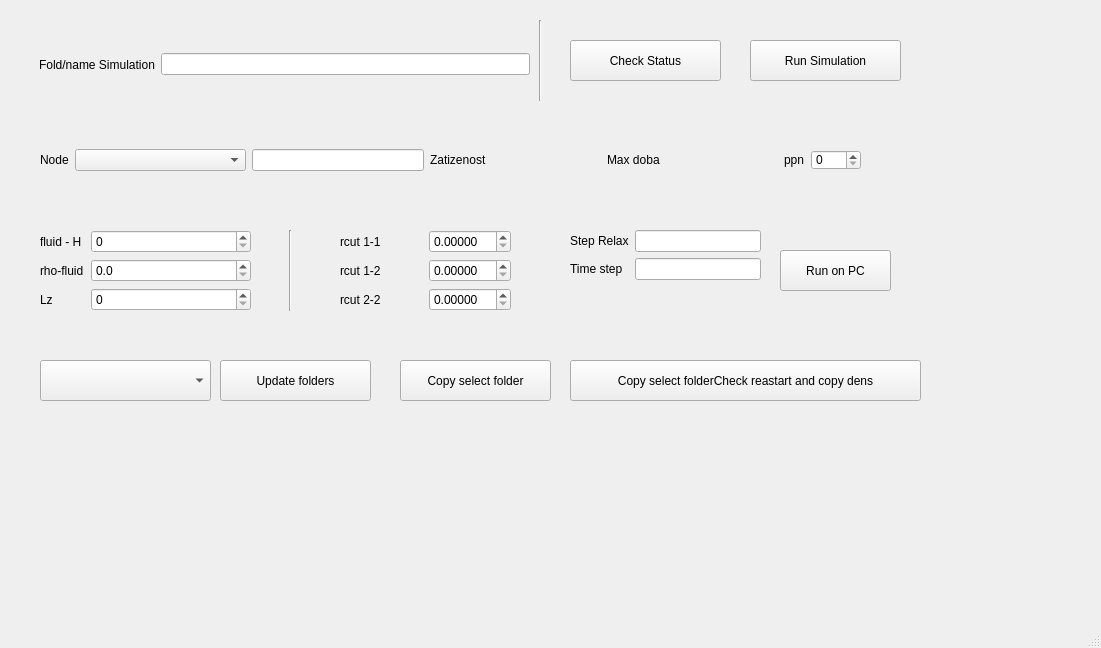
Above: src/ui/simulace_app.ui from st-hazakura/Simulation-app before the change. Below: the same form after it.
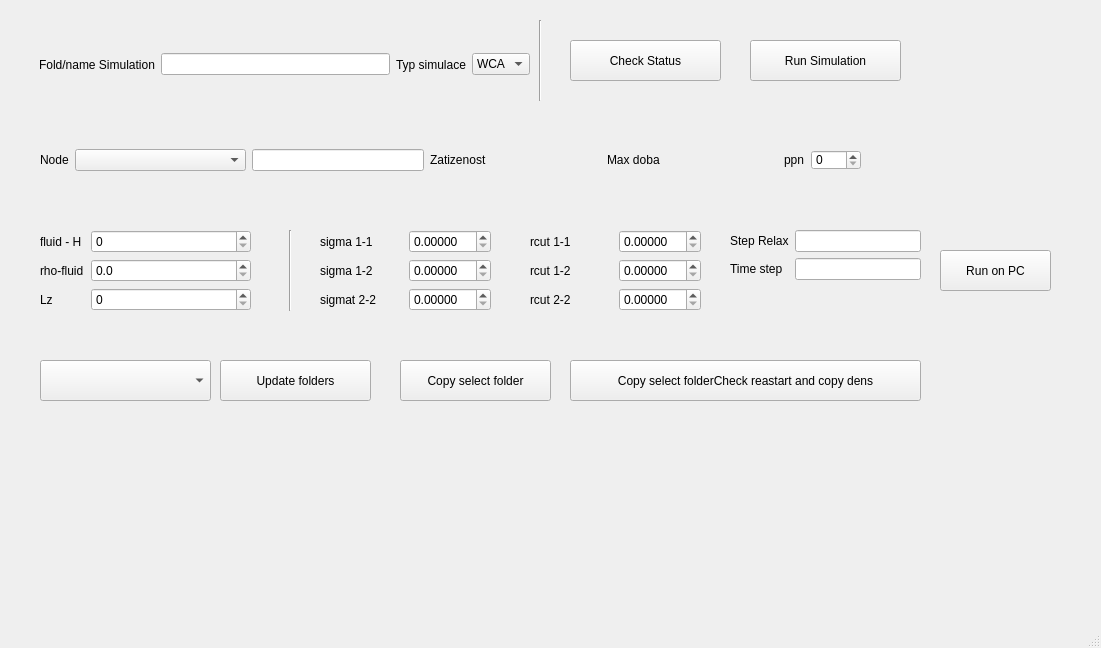
That is the form after the change.

Commit message: new features for app,recalculation parametrs based on type simulation and lz from rho and fluid gap

```diff
--- a/src/ui/simulace_app.ui
+++ b/src/ui/simulace_app.ui
@@ -83,7 +83,7 @@
    <widget class="QWidget" name="gridLayoutWidget_2">
     <property name="geometry">
      <rect>
-      <x>340</x>
+      <x>530</x>
       <y>230</y>
       <width>171</width>
       <height>82</height>
@@ -176,6 +176,27 @@
      <item>
       <widget class="QLineEdit" name="simulation_name"/>
      </item>
+     <item>
+      <widget class="QLabel" name="label_8">
+       <property name="text">
+        <string>Typ simulace</string>
+       </property>
+      </widget>
+     </item>
+     <item>
+      <widget class="QComboBox" name="potential_type">
+       <item>
+        <property name="text">
+         <string>WCA</string>
+        </property>
+       </item>
+       <item>
+        <property name="text">
+         <string>LJ</string>
+        </property>
+       </item>
+      </widget>
+     </item>
     </layout>
    </widget>
    <widget class="QWidget" name="horizontalLayoutWidget_2">
@@ -361,7 +382,7 @@
    <widget class="QPushButton" name="runSimButton">
     <property name="geometry">
      <rect>
-      <x>780</x>
+      <x>940</x>
       <y>250</y>
       <width>111</width>
       <height>41</height>
@@ -374,7 +395,7 @@
    <widget class="QWidget" name="formLayoutWidget">
     <property name="geometry">
      <rect>
-      <x>570</x>
+      <x>730</x>
       <y>230</y>
       <width>191</width>
       <height>80</height>
@@ -416,6 +437,69 @@
      <string>Copy select folderCheck reastart and copy dens</string>
     </property>
    </widget>
+   <widget class="QWidget" name="gridLayoutWidget_3">
+    <property name="geometry">
+     <rect>
+      <x>320</x>
+      <y>230</y>
+      <width>171</width>
+      <height>82</height>
+     </rect>
+    </property>
+    <layout class="QGridLayout" name="r_cut_2">
+     <item row="2" column="0">
+      <widget class="QLabel" name="label_12">
+       <property name="text">
+        <string>sigmat 2-2</string>
+       </property>
+      </widget>
+     </item>
+     <item row="1" column="0">
+      <widget class="QLabel" name="label_13">
+       <property name="text">
+        <string>sigma 1-2</string>
+       </property>
+      </widget>
+     </item>
+     <item row="0" column="0">
+      <widget class="QLabel" name="label_14">
+       <property name="text">
+        <string>sigma 1-1</string>
+       </property>
+      </widget>
+     </item>
+     <item row="0" column="1">
+      <widget class="QDoubleSpinBox" name="sig11">
+       <property name="decimals">
+        <number>5</number>
+       </property>
+       <property name="maximum">
+        <double>20.000000000000000</double>
+       </property>
+      </widget>
+     </item>
+     <item row="1" column="1">
+      <widget class="QDoubleSpinBox" name="sig12">
+       <property name="decimals">
+        <number>5</number>
+       </property>
+       <property name="maximum">
+        <double>20.000000000000000</double>
+       </property>
+      </widget>
+     </item>
+     <item row="2" column="1">
+      <widget class="QDoubleSpinBox" name="sig22">
+       <property name="decimals">
+        <number>5</number>
+       </property>
+       <property name="maximum">
+        <double>20.000000000000000</double>
+       </property>
+      </widget>
+     </item>
+    </layout>
+   </widget>
   </widget>
   <widget class="QMenuBar" name="menubar">
    <property name="geometry">
```
Left out of the diff: 38 changed lines with no effect on the pictures. The commit also changes 4 other files.
